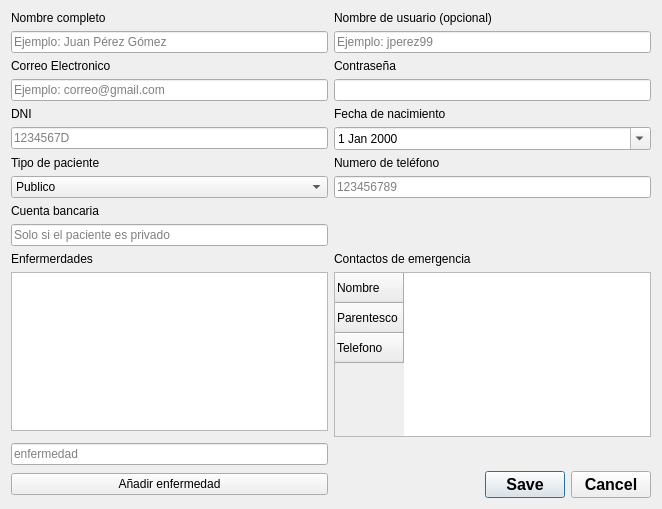
Above: src/vista/ui/admin/paciente_form.ui from mbatla00/cediza_IS before the change. Below: the same form after it.
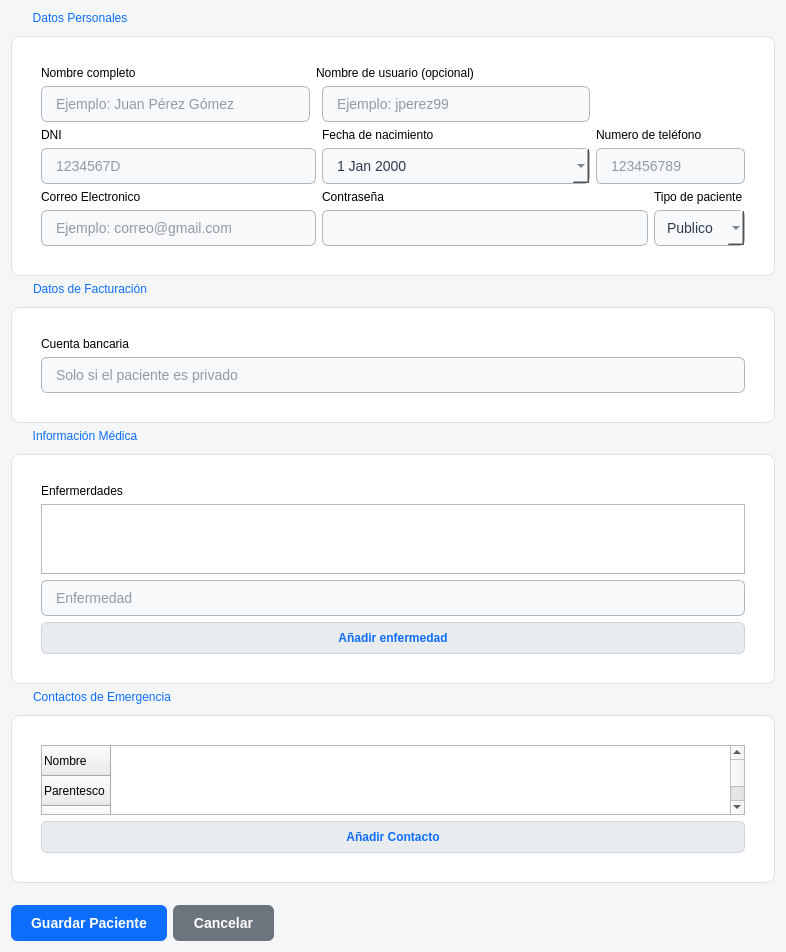
That is the form after the change.

What changed in the file:
```diff
--- a/src/vista/ui/admin/paciente_form.ui
+++ b/src/vista/ui/admin/paciente_form.ui
@@ -6,45 +6,93 @@
    <rect>
     <x>0</x>
     <y>0</y>
-    <width>662</width>
-    <height>509</height>
+    <width>786</width>
+    <height>952</height>
    </rect>
   </property>
   <property name="windowTitle">
    <string>Dialog</string>
   </property>
+  <property name="styleSheet">
+   <string notr="true">/* 1. Fondo de la ventana (Gris clarito web) */
+QDialog {
+    background-color: #f4f6f8;
+}
+
+/* 2. El efecto &quot;Tarjeta Blanca&quot; para los QGroupBox */
+QGroupBox {
+    background-color: #ffffff;
+    border: 1px solid #dee2e6;
+    border-radius: 8px;
+    margin-top: 25px; /* Deja espacio para que el título respire */
+    padding: 20px;
+}
+
+/* 3. Títulos de las tarjetas (Ej: &quot;Datos Personales&quot;) */
+QGroupBox::title {
+    subcontrol-origin: margin;
+    left: 15px;
+    padding: 0 5px;
+    color: #0d6efd; /* Azul principal */
+    font-size: 16px;
+    font-weight: bold;
+}
+
+/* 4. Cajas de texto, fechas y combos (Estilo Bootstrap) */
+QLineEdit, QDateEdit, QComboBox {
+    border: 1px solid #adb5bd;
+    border-radius: 6px;
+    padding: 8px 12px;
+    background-color: #f8f9fa;
+    font-size: 14px;
+    color: #2c3e50;
+}
+QLineEdit:focus, QDateEdit:focus, QComboBox:focus {
+    border: 2px solid #0d6efd;
+    background-color: #ffffff;
+}
+
+/* 5. Botones Fijos de abajo */
+QPushButton#btn_guardar {
+    background-color: #0d6efd;
+    color: white;
+    border-radius: 6px;
+    padding: 10px 20px;
+    font-weight: bold;
+    font-size: 14px;
+}
+QPushButton#btn_guardar:hover { background-color: #0b5ed7; }
+
+QPushButton#btn_cancelar {
+    background-color: #6c757d;
+    color: white;
+    border-radius: 6px;
+    padding: 10px 20px;
+    font-weight: bold;
+    font-size: 14px;
+}
+QPushButton#btn_cancelar:hover { background-color: #5a6268; }
+
+/* 6. Botones secundarios de añadir (+) */
+QPushButton#btn_anadir_contacto, QPushButton#btn_anadir_enfermedad {
+    background-color: #e9ecef;
+    color: #0d6efd;
+    border: 1px solid #ced4da;
+    border-radius: 6px;
+    padding: 8px 15px;
+    font-weight: bold;
+}
+QPushButton#btn_anadir_contacto:hover, QPushButton#btn_anadir_enfermedad:hover {
+    background-color: #dee2e6;
+}</string>
+  </property>
+  <layout class="QGridLayout" name="gridLayout_5">
+   <item row="0" column="0">
+    <widget class="QGroupBox" name="groupBox">
+     <property name="title">
+      <string>Datos Personales</string>
+     </property>
   <layout class="QGridLayout" name="gridLayout">
-   <item row="12" column="0">
-    <widget class="QLabel" name="label_9">
-     <property name="text">
-      <string>Cuenta bancaria</string>
-     </property>
-    </widget>
-   </item>
-   <item row="5" column="0">
-    <widget class="QLineEdit" name="text_DNI">
-     <property name="maxLength">
-      <number>9</number>
-     </property>
-     <property name="placeholderText">
-      <string>1234567D</string>
-     </property>
-    </widget>
-   </item>
-   <item row="5" column="2">
-    <widget class="QDateEdit" name="date_Nacimiento">
-     <property name="calendarPopup">
-      <bool>true</bool>
-     </property>
-    </widget>
-   </item>
-   <item row="17" column="0">
-    <widget class="QLineEdit" name="text_Enfermedad">
-     <property name="placeholderText">
-      <string>enfermedad</string>
-     </property>
-    </widget>
-   </item>
    <item row="0" column="0">
     <widget class="QLabel" name="label">
      <property name="text">
@@ -52,6 +100,23 @@
      </property>
     </widget>
    </item>
+      <item row="0" column="1" colspan="2">
+       <widget class="QLabel" name="label_2">
+        <property name="text">
+         <string>Nombre de usuario (opcional)</string>
+        </property>
+       </widget>
+      </item>
+      <item row="1" column="0">
+       <widget class="QLineEdit" name="texto_NombreCompleto">
+        <property name="text">
+         <string/>
+        </property>
+        <property name="placeholderText">
+         <string>Ejemplo: Juan Pérez Gómez</string>
+        </property>
+       </widget>
+      </item>
    <item row="1" column="2">
     <widget class="QLineEdit" name="text_Usuario">
      <property name="placeholderText">
@@ -62,118 +127,166 @@
      </property>
     </widget>
    </item>
-   <item row="9" column="0">
-    <widget class="QComboBox" name="tipo">
-     <item>
-      <property name="text">
-       <string>Publico</string>
-      </property>
-     </item>
-     <item>
-      <property name="text">
-       <string>Privado</string>
-      </property>
-     </item>
-    </widget>
-   </item>
    <item row="2" column="0">
+       <widget class="QLabel" name="label_5">
+        <property name="text">
+         <string>DNI</string>
+        </property>
+       </widget>
+      </item>
+      <item row="2" column="2">
+       <widget class="QLabel" name="label_6">
+        <property name="text">
+         <string>Fecha de nacimiento</string>
+        </property>
+       </widget>
+      </item>
+      <item row="2" column="3" colspan="2">
+       <widget class="QLabel" name="label_7">
+        <property name="text">
+         <string>Numero de teléfono</string>
+        </property>
+       </widget>
+      </item>
+      <item row="3" column="0" colspan="2">
+       <widget class="QLineEdit" name="text_DNI">
+        <property name="maxLength">
+         <number>9</number>
+        </property>
+        <property name="placeholderText">
+         <string>1234567D</string>
+        </property>
+       </widget>
+      </item>
+      <item row="3" column="2">
+       <widget class="QDateEdit" name="date_Nacimiento">
+        <property name="calendarPopup">
+         <bool>true</bool>
+        </property>
+       </widget>
+      </item>
+      <item row="3" column="3" colspan="2">
+       <widget class="QLineEdit" name="text_Telefono">
+        <property name="placeholderText">
+         <string>123456789</string>
+        </property>
+       </widget>
+      </item>
+      <item row="4" column="0">
     <widget class="QLabel" name="label_3">
      <property name="text">
       <string>Correo Electronico</string>
      </property>
     </widget>
    </item>
-   <item row="15" column="0">
-    <widget class="QListWidget" name="lista_enfermedades"/>
-   </item>
-   <item row="3" column="2">
-    <widget class="QLineEdit" name="text_password">
-     <property name="echoMode">
-      <enum>QLineEdit::EchoMode::Password</enum>
-     </property>
-    </widget>
-   </item>
-   <item row="2" column="2">
+      <item row="4" column="2">
     <widget class="QLabel" name="label_4">
      <property name="text">
       <string>Contraseña</string>
      </property>
     </widget>
    </item>
-   <item row="4" column="0">
-    <widget class="QLabel" name="label_5">
-     <property name="text">
-      <string>DNI</string>
-     </property>
-    </widget>
-   </item>
-   <item row="6" column="0">
+      <item row="4" column="4">
     <widget class="QLabel" name="label_8">
      <property name="text">
       <string>Tipo de paciente</string>
      </property>
     </widget>
    </item>
-   <item row="9" column="2">
-    <widget class="QLineEdit" name="text_Telefono">
-     <property name="placeholderText">
-      <string>123456789</string>
-     </property>
-    </widget>
-   </item>
-   <item row="1" column="0">
-    <widget class="QLineEdit" name="texto_NombreCompleto">
-     <property name="text">
-      <string/>
-     </property>
-     <property name="placeholderText">
-      <string>Ejemplo: Juan Pérez Gómez</string>
-     </property>
-    </widget>
-   </item>
-   <item row="6" column="2">
-    <widget class="QLabel" name="label_7">
-     <property name="text">
-      <string>Numero de teléfono</string>
-     </property>
-    </widget>
-   </item>
-   <item row="0" column="2">
-    <widget class="QLabel" name="label_2">
-     <property name="text">
-      <string>Nombre de usuario (opcional)</string>
-     </property>
-    </widget>
-   </item>
-   <item row="13" column="0">
-    <widget class="QLineEdit" name="text_Cuenta_Bancaria">
-     <property name="placeholderText">
-      <string>Solo si el paciente es privado</string>
-     </property>
-    </widget>
-   </item>
-   <item row="3" column="0">
+      <item row="5" column="0" colspan="2">
     <widget class="QLineEdit" name="text_email">
      <property name="placeholderText">
       <string>Ejemplo: correo@gmail.com</string>
      </property>
     </widget>
    </item>
-   <item row="18" column="0">
-    <widget class="QPushButton" name="pushButton">
+      <item row="5" column="2" colspan="2">
+       <widget class="QLineEdit" name="text_password">
+        <property name="echoMode">
+         <enum>QLineEdit::EchoMode::Password</enum>
+        </property>
+       </widget>
+      </item>
+      <item row="5" column="4">
+       <widget class="QComboBox" name="tipo">
+        <item>
+         <property name="text">
+          <string>Publico</string>
+         </property>
+        </item>
+        <item>
+         <property name="text">
+          <string>Privado</string>
+         </property>
+        </item>
+       </widget>
+      </item>
+     </layout>
+    </widget>
+   </item>
+   <item row="1" column="0">
+    <widget class="QGroupBox" name="groupBox_3">
+     <property name="title">
+      <string>Datos de Facturación</string>
+     </property>
+     <layout class="QGridLayout" name="gridLayout_3">
+      <item row="0" column="0">
+       <widget class="QLabel" name="label_9">
+        <property name="text">
+         <string>Cuenta bancaria</string>
+        </property>
+       </widget>
+      </item>
+      <item row="1" column="0">
+       <widget class="QLineEdit" name="text_Cuenta_Bancaria">
+        <property name="placeholderText">
+         <string>Solo si el paciente es privado</string>
+        </property>
+       </widget>
+      </item>
+     </layout>
+    </widget>
+   </item>
+   <item row="2" column="0">
+    <widget class="QGroupBox" name="groupBox_2">
+     <property name="title">
+      <string>Información Médica</string>
+     </property>
+     <layout class="QGridLayout" name="gridLayout_2">
+      <item row="0" column="0">
+       <widget class="QLabel" name="label_11">
+        <property name="text">
+         <string>Enfermerdades</string>
+        </property>
+       </widget>
+      </item>
+      <item row="1" column="0">
+       <widget class="QListWidget" name="lista_enfermedades"/>
+      </item>
+      <item row="2" column="0">
+       <widget class="QLineEdit" name="text_Enfermedad">
+        <property name="placeholderText">
+         <string>Enfermedad</string>
+        </property>
+       </widget>
+      </item>
+      <item row="3" column="0">
+       <widget class="QPushButton" name="btn_anadir_enfermedad">
      <property name="text">
       <string>Añadir enfermedad</string>
      </property>
     </widget>
    </item>
-   <item row="4" column="2">
-    <widget class="QLabel" name="label_6">
-     <property name="text">
-      <string>Fecha de nacimiento</string>
-     </property>
+     </layout>
     </widget>
    </item>
-   <item row="15" column="2" rowspan="2">
+   <item row="3" column="0">
+    <widget class="QGroupBox" name="groupBox_4">
+     <property name="title">
+      <string>Contactos de Emergencia</string>
+     </property>
+     <layout class="QGridLayout" name="gridLayout_4">
+      <item row="0" column="0">
     <widget class="QTableWidget" name="Familiares">
      <property name="autoFillBackground">
       <bool>false</bool>
@@ -210,41 +323,59 @@
      </row>
     </widget>
    </item>
-   <item row="14" column="0">
-    <widget class="QLabel" name="label_11">
+      <item row="1" column="0">
+       <widget class="QPushButton" name="btn_anadir_contacto">
      <property name="text">
-      <string>Enfermerdades</string>
+         <string>Añadir Contacto</string>
      </property>
     </widget>
    </item>
-   <item row="14" column="2">
-    <widget class="QLabel" name="label_10">
-     <property name="text">
-      <string>Contactos de emergencia</string>
-     </property>
+     </layout>
     </widget>
    </item>
-   <item row="18" column="2">
-    <widget class="QDialogButtonBox" name="BotonFInal">
-     <property name="enabled">
-      <bool>true</bool>
+   <item row="4" column="0">
+    <spacer name="verticalSpacer">
+     <property name="orientation">
+      <enum>Qt::Orientation::Vertical</enum>
      </property>
-     <property name="font">
-      <font>
-       <pointsize>12</pointsize>
-       <bold>true</bold>
-      </font>
+     <property name="sizeHint" stdset="0">
+      <size>
+       <width>20</width>
+       <height>166</height>
+      </size>
      </property>
-     <property name="autoFillBackground">
-      <bool>false</bool>
-     </property>
+    </spacer>
+   </item>
+   <item row="5" column="0">
+    <layout class="QHBoxLayout" name="horizontalLayout">
+     <item>
+      <widget class="QPushButton" name="btn_guardar">
+       <property name="text">
+        <string>Guardar Paciente</string>
+       </property>
+      </widget>
+     </item>
+     <item>
+      <widget class="QPushButton" name="btn_cancelar">
+       <property name="text">
+        <string>Cancelar</string>
+       </property>
+      </widget>
+     </item>
+     <item>
+      <spacer name="horizontalSpacer">
      <property name="orientation">
       <enum>Qt::Orientation::Horizontal</enum>
      </property>
-     <property name="standardButtons">
-      <set>QDialogButtonBox::StandardButton::Cancel|QDialogButtonBox::StandardButton::Save</set>
-     </property>
-    </widget>
+       <property name="sizeHint" stdset="0">
+        <size>
+         <width>40</width>
+         <height>20</height>
+        </size>
+       </property>
+      </spacer>
+     </item>
+    </layout>
    </item>
   </layout>
  </widget>
```
Left out of the diff: 35 changed lines with no effect on the pictures. Lines whose indentation alone changed are shown as unchanged.
